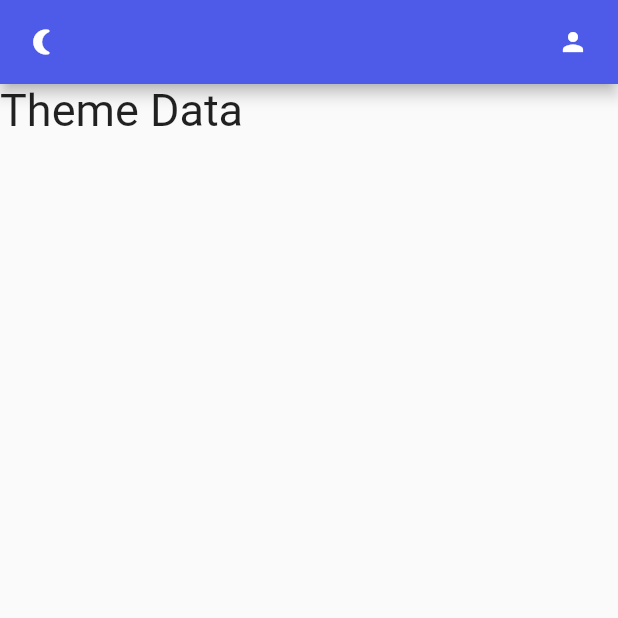
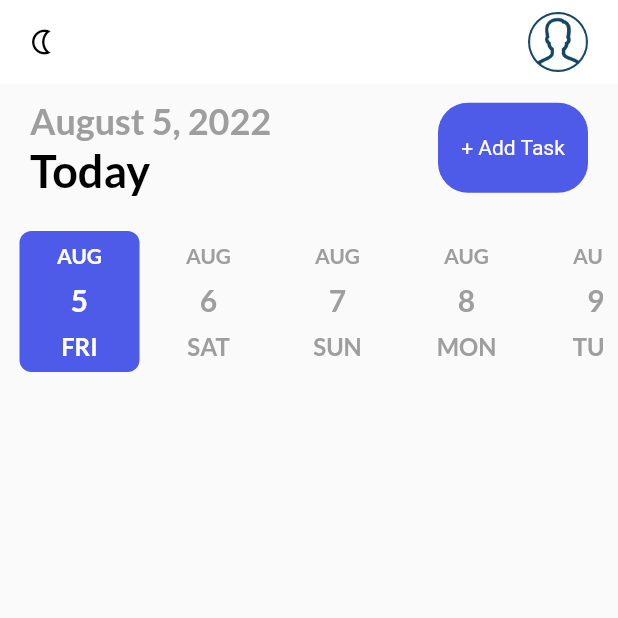
Before and after one commit to neojjang/flutter_example, a Flutter app: the screen it shows after launch, on a phone screen of 412 x 824 dp, the top half of it. Run offline on Flutter 3.47's test engine with Material 2 defaults, Android fonts, the phone set to English and light mode, and no system bars; drawn by our look-alikes of date_picker_timeline; our stand-ins replace cached_network_image, cloud_firestore, firebase_auth, firebase_core, firebase_storage, flutter_local_notifications and 9 more; missing offline and left inert: cloud_firestore_web, firebase_core_web, jitsi_meet; accounts and stored records are empty.

Commit message:
date_timeline picker 적용. AddTask 페이지 작업. datepicker, timepicker 적용.

```diff
--- a/flutter_todo/lib/theme.dart
+++ b/flutter_todo/lib/theme.dart
@@ -1,4 +1,6 @@
 import 'package:flutter/material.dart';
+import 'package:get/get.dart';
+import 'package:google_fonts/google_fonts.dart';
 
 const Color bluishClr = Color(0xFF4e5ae8);
 const Color yellowClr = Color(0xFFFFB746);
@@ -10,6 +12,7 @@ Color darkHeaderClr = Color(0xFF424242);
 
 class Themes {
   static final light = ThemeData(
+    backgroundColor: Colors.white,
     // primaryColor 대신에 appBar 배경색을 설정하는 겨우 사용.
     colorScheme: ColorScheme.light().copyWith(
       primary: primaryClr,
@@ -19,6 +22,7 @@ class Themes {
     primaryColor: primaryClr,
   );
   static final dark = ThemeData(
+    backgroundColor: darkGreyClr,
     colorScheme: ColorScheme.dark().copyWith(
       primary: darkGreyClr,
       brightness: Brightness.dark,
@@ -26,3 +30,41 @@ class Themes {
     primaryColor: darkGreyClr,
   );
 }
+
+TextStyle get subHeadingStyle {
+  return GoogleFonts.lato(
+    textStyle: TextStyle(
+        fontSize: 24,
+        fontWeight: FontWeight.bold,
+        color: Get.isDarkMode ? Colors.grey[400] : Colors.grey),
+  );
+}
+
+TextStyle get headingStyle {
+  return GoogleFonts.lato(
+    textStyle: TextStyle(
+        fontSize: 30,
+        fontWeight: FontWeight.bold,
+        color: Get.isDarkMode ? Colors.white : Colors.black),
+  );
+}
+
+TextStyle get titleStyle {
+  return GoogleFonts.lato(
+    textStyle: TextStyle(
+      fontSize: 16,
+      fontWeight: FontWeight.w400,
+      color: Get.isDarkMode ? Colors.white : Colors.black,
+    ),
+  );
+}
+
+TextStyle get subTitleStyle {
+  return GoogleFonts.lato(
+    textStyle: TextStyle(
+      fontSize: 14,
+      fontWeight: FontWeight.w400,
+      color: Get.isDarkMode ? Colors.grey[100] : Colors.grey[600],
+    ),
+  );
+}
--- a/flutter_todo/lib/ui/home_page.dart
+++ b/flutter_todo/lib/ui/home_page.dart
@@ -1,8 +1,14 @@
+import 'package:date_picker_timeline/date_picker_widget.dart';
 import 'package:flutter/material.dart';
 import 'package:flutter/src/foundation/key.dart';
 import 'package:flutter/src/widgets/framework.dart';
 import 'package:flutter_todo/services/notification_services.dart';
+import 'package:flutter_todo/theme.dart';
+import 'package:flutter_todo/ui/add_task_page.dart';
+import 'package:flutter_todo/ui/widgets/button.dart';
 import 'package:get/get.dart';
+import 'package:google_fonts/google_fonts.dart';
+import 'package:intl/intl.dart';
 
 import '../services/theme_services.dart';
 
@@ -14,7 +20,11 @@ class HomePage extends StatefulWidget {
 }
 
 class _HomePageState extends State<HomePage> {
-  var notifyHelper;
+  late NotifyHelper notifyHelper;
+
+  DateTime _selectedDate = DateTime.now();
+  DatePickerController datePickerController = DatePickerController();
+
   @override
   void initState() {
     // TODO: implement initState
@@ -26,17 +36,107 @@ class _HomePageState extends State<HomePage> {
   }
 
   @override
+  void dispose() {
+    // TODO: implement dispose
+    super.dispose();
+  }
+
+  @override
   Widget build(BuildContext context) {
     return Scaffold(
       appBar: _appBar(),
       body: Column(
         children: [
-          Text(
-            'Theme Data',
-            style: TextStyle(
-              fontSize: 30,
+          _addTaskBar(),
+          _addDateBar(),
+        ],
+      ),
+    );
+  }
+
+  Container _addDateBar() {
+    return Container(
+      margin: const EdgeInsets.only(
+        top: 20,
+        left: 10,
+        right: 10,
+      ),
+      child: DatePicker(
+        DateTime.now(),
+        controller: datePickerController,
+        height: 100,
+        width: 80,
+        initialSelectedDate: DateTime.now(),
+        selectionColor: primaryClr,
+        selectedTextColor: Colors.white,
+        dateTextStyle: GoogleFonts.lato(
+          textStyle: TextStyle(
+            fontSize: 20,
+            fontWeight: FontWeight.w600,
+            color: Colors.grey,
+          ),
+        ),
+        monthTextStyle: GoogleFonts.lato(
+          textStyle: TextStyle(
+            fontSize: 14,
+            fontWeight: FontWeight.w600,
+            color: Colors.grey,
+          ),
+        ),
+        dayTextStyle: GoogleFonts.lato(
+          textStyle: TextStyle(
+            fontSize: 16,
+            fontWeight: FontWeight.w600,
+            color: Colors.grey,
+          ),
+        ),
+        onDateChange: (selectedDate) {
+          _selectedDate = selectedDate;
+          // setState(() {
+          //   _selectedDate = selectedDate;
+          // });
+        },
+      ),
+    );
+  }
+
+  Container _addTaskBar() {
+    return Container(
+      margin: const EdgeInsets.only(
+        left: 20,
+        right: 20,
+        top: 10,
+      ),
+      child: Row(
+        mainAxisAlignment: MainAxisAlignment.spaceBetween,
+        children: [
+          Container(
+            // margin: const EdgeInsets.symmetric(
+            //   horizontal: 20,
+            // ),
+            child: Column(
+              crossAxisAlignment: CrossAxisAlignment.start,
+              children: [
+                Text(
+                  DateFormat.yMMMMd().format(DateTime.now()),
+                  style: subHeadingStyle,
+                ),
+                GestureDetector(
+                  onTap: () {
+                    datePickerController.animateToDate(DateTime.now());
+                  },
+                  child: Text(
+                    'Today',
+                    style: headingStyle,
+                  ),
+                ),
+              ],
             ),
-          )
+          ),
+          MyButton(
+            label: '+ Add Task',
+            onTap: () => Get.to(() => AddTaskPage()),
+          ),
         ],
       ),
     );
@@ -44,6 +144,8 @@ class _HomePageState extends State<HomePage> {
 
   AppBar _appBar() {
     return AppBar(
+      elevation: 0,
+      backgroundColor: context.theme.backgroundColor,
       leading: GestureDetector(
         onTap: () {
           ThemeService().switchTheme();
@@ -52,16 +154,18 @@ class _HomePageState extends State<HomePage> {
               body: !Get.isDarkMode
                   ? "Activated Dark Theme"
                   : "Activated Light Theme");
+          // notifyHelper.scheduledNotification();
         },
         child: Icon(
-          Icons.nightlight_round,
+          Get.isDarkMode ? Icons.wb_sunny_outlined : Icons.nightlight_outlined,
           size: 20,
+          color: Get.isDarkMode ? Colors.white : Colors.black,
         ),
       ),
       actions: [
-        Icon(
-          Icons.person,
-          size: 20,
+        CircleAvatar(
+          backgroundColor: Colors.white,
+          backgroundImage: AssetImage('images/profile.png'),
         ),
         SizedBox(
           width: 20,
--- /dev/null
+++ b/flutter_todo/lib/ui/widgets/button.dart
@@ -0,0 +1,32 @@
+import 'package:flutter/cupertino.dart';
+import 'package:flutter/material.dart';
+import 'package:flutter_todo/theme.dart';
+
+class MyButton extends StatelessWidget {
+  final String label;
+  final Function()? onTap;
+  const MyButton({Key? key, required this.label, required this.onTap})
+      : super(key: key);
+
+  @override
+  Widget build(BuildContext context) {
+    return GestureDetector(
+      onTap: onTap,
+      child: Container(
+        alignment: Alignment.center,
+        width: 100,
+        height: 60,
+        decoration: BoxDecoration(
+          borderRadius: BorderRadius.circular(20),
+          color: primaryClr,
+        ),
+        child: Text(
+          label,
+          style: TextStyle(
+            color: Colors.white,
+          ),
+        ),
+      ),
+    );
+  }
+}
--- a/flutter_todo/pubspec.yaml
+++ b/flutter_todo/pubspec.yaml
@@ -39,6 +39,9 @@ dependencies:
   path_provider: ^2.0.11
   flutter_local_notifications: ^9.7.0
   flutter_native_timezone: ^2.0.0
+  intl: ^0.17.0
+  google_fonts: ^3.0.1
+  date_picker_timeline: ^1.2.3
 
 dev_dependencies:
   flutter_test:
@@ -63,7 +66,8 @@ flutter:
   uses-material-design: true
 
   # To add assets to your application, add an assets section, like this:
-  # assets:
+  assets:
+    - images/
   #   - images/a_dot_burr.jpeg
   #   - images/a_dot_ham.jpeg
 
```
Also changed, not shown: flutter_todo/lib/services/notification_services.dart (+10 -3 lines), flutter_todo/lib/ui/add_task_page.dart (added, +178 -0 lines), flutter_todo/lib/ui/widgets/my_input_field.dart (added, +88 -0 lines), flutter_todo/images/profile.png (added), flutter_todo/pubspec.lock.
